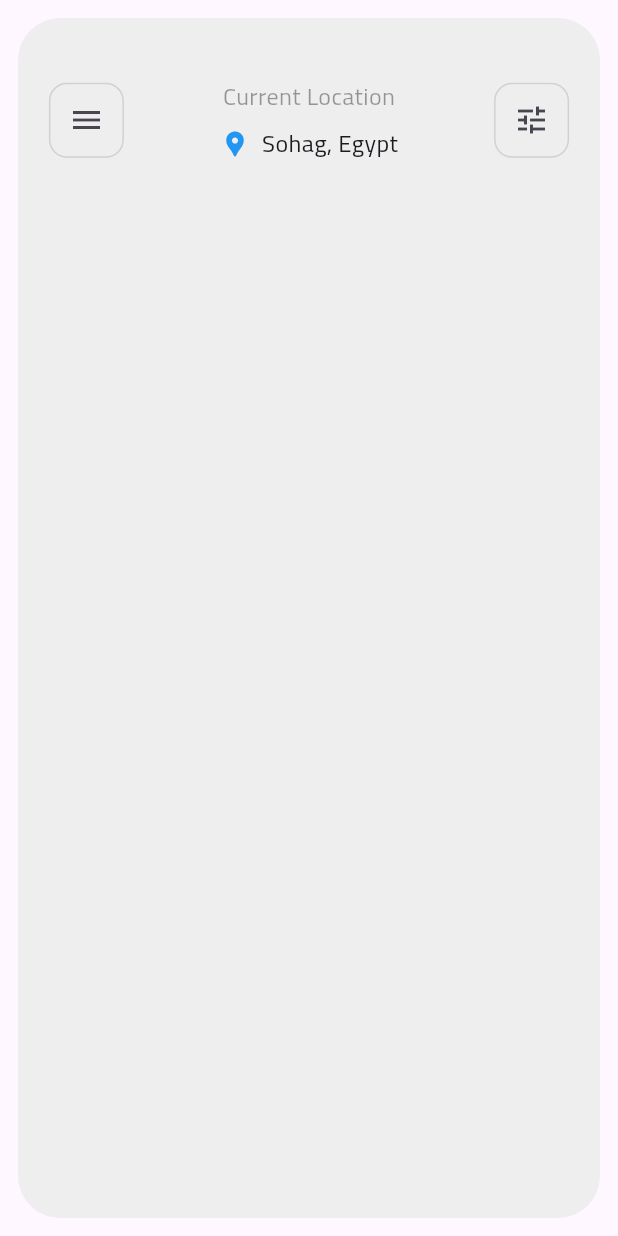
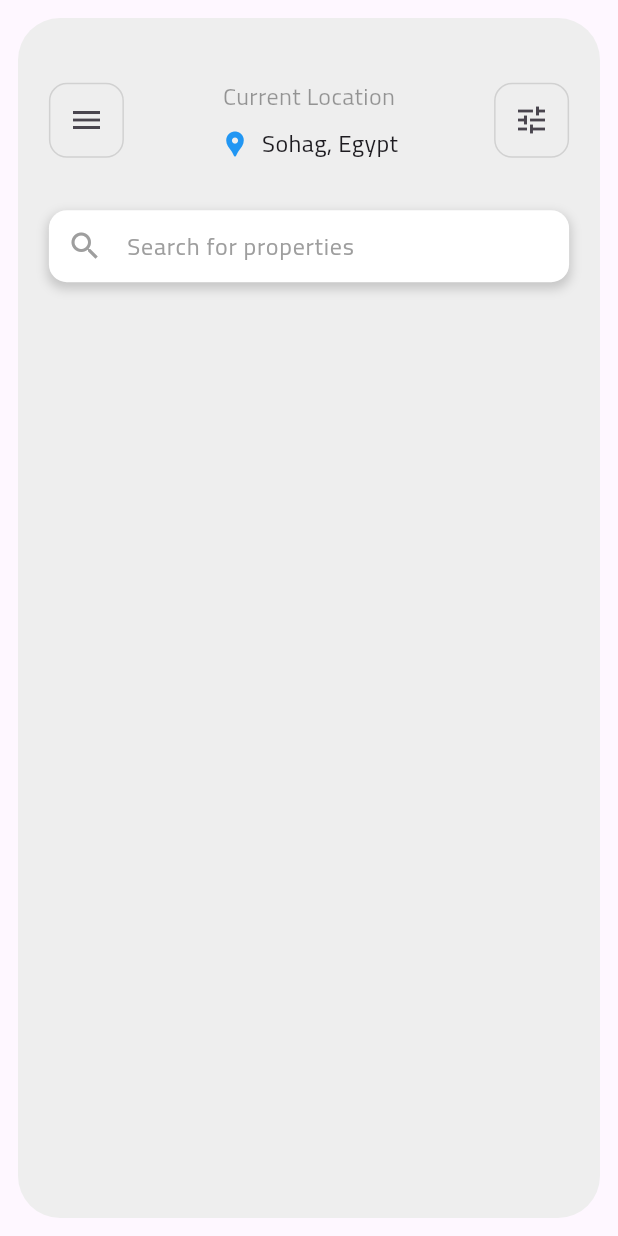
Before and after one commit to hashem2770/so_houser, a Flutter app: the HomeView screen opened directly, on a phone screen of 412 x 824 dp. Run offline on Flutter 3.47's test engine with Material 3 defaults, Android fonts, the phone set to English and light mode, and no system bars.

Commit message:
create search field

```diff
--- /dev/null
+++ b/lib/core/components/custom_search_field.dart
@@ -0,0 +1,36 @@
+import 'package:flutter/material.dart';
+class CustomSearchField extends StatelessWidget {
+  const CustomSearchField({
+    super.key, required this.hintText,
+  });
+  final String hintText;
+
+  @override
+  Widget build(BuildContext context) {
+    return Container(
+      decoration: BoxDecoration(
+        color: Colors.white,
+        borderRadius: BorderRadius.circular(12),
+        boxShadow: [
+          BoxShadow(
+            color: Colors.grey.withOpacity(0.5),
+            spreadRadius: 1,
+            blurRadius: 5,
+            offset: const Offset(0, 3), // changes position of shadow
+          ),
+        ],
+      ),
+      child: TextFormField(
+        decoration:  InputDecoration(
+          border: InputBorder.none,
+          hintText: hintText,
+          hintStyle: const TextStyle(fontSize: 16, color: Colors.grey),
+          contentPadding:
+          const EdgeInsets.symmetric(horizontal: 12, vertical: 12),
+          prefixIcon: const Icon(Icons.search),
+          prefixIconColor: Colors.grey,
+        ),
+      ),
+    );
+  }
+}
--- a/lib/features/views/home_view/home_view.dart
+++ b/lib/features/views/home_view/home_view.dart
@@ -1,5 +1,7 @@
 import 'package:flutter/material.dart';
 import 'package:so_houser/features/views/home_view/widgets/app_bar_button.dart';
+
+import '../../../core/components/custom_search_field.dart';
 
 class HomeView extends StatelessWidget {
   const HomeView({super.key});
@@ -18,22 +20,20 @@ class HomeView extends StatelessWidget {
         ),
         child: Column(
           children: [
-            SizedBox(
-              height: height * 0.05,
-            ),
+            SizedBox(height: height * 0.05),
+            // custom app bar
             Row(
               mainAxisAlignment: MainAxisAlignment.spaceBetween,
               children: [
                 AppBarButton(icon: const Icon(Icons.menu), onPressed: () {}),
-                const Column(children: [
+                const Column(
+                  children: [
                     Text('Current Location',
                         style: TextStyle(
                           fontSize: 16,
                           color: Colors.black38,
                         )),
-                  SizedBox(
-                    height: 8,
-                  ),
+                    SizedBox(height: 8),
                     Row(
                       mainAxisAlignment: MainAxisAlignment.center,
                       children: [
@@ -42,9 +42,7 @@ class HomeView extends StatelessWidget {
                           color: Colors.blue,
                           size: 20,
                         ),
-                      SizedBox(
-                        width: 8,
-                      ),
+                        SizedBox(width: 8),
                         Text(
                           'Sohag, Egypt',
                           style: TextStyle(
@@ -52,10 +50,14 @@ class HomeView extends StatelessWidget {
                         ),
                       ],
                     ),
-                ]),
+                  ],
+                ),
                 AppBarButton(icon: const Icon(Icons.tune), onPressed: () {}),
               ],
             ),
+            // search bar
+            SizedBox(height: height * 0.04),
+            const CustomSearchField(hintText: 'Search for properties'),
           ],
         ),
       ),
```
Lines whose indentation alone changed are shown as unchanged.
